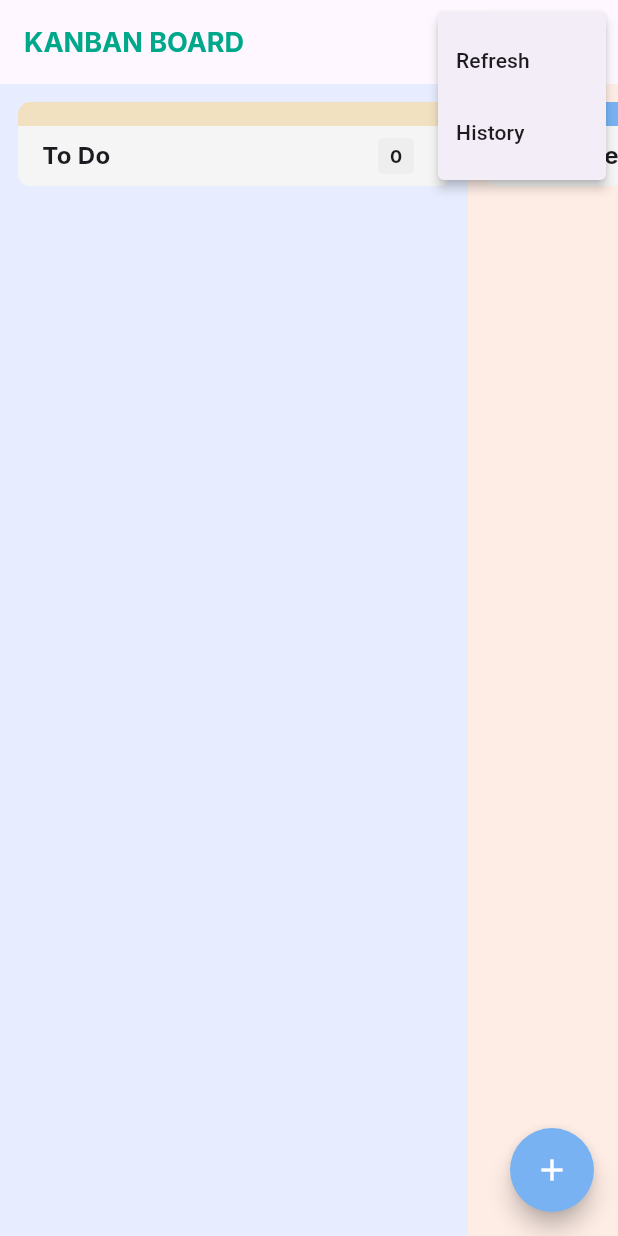
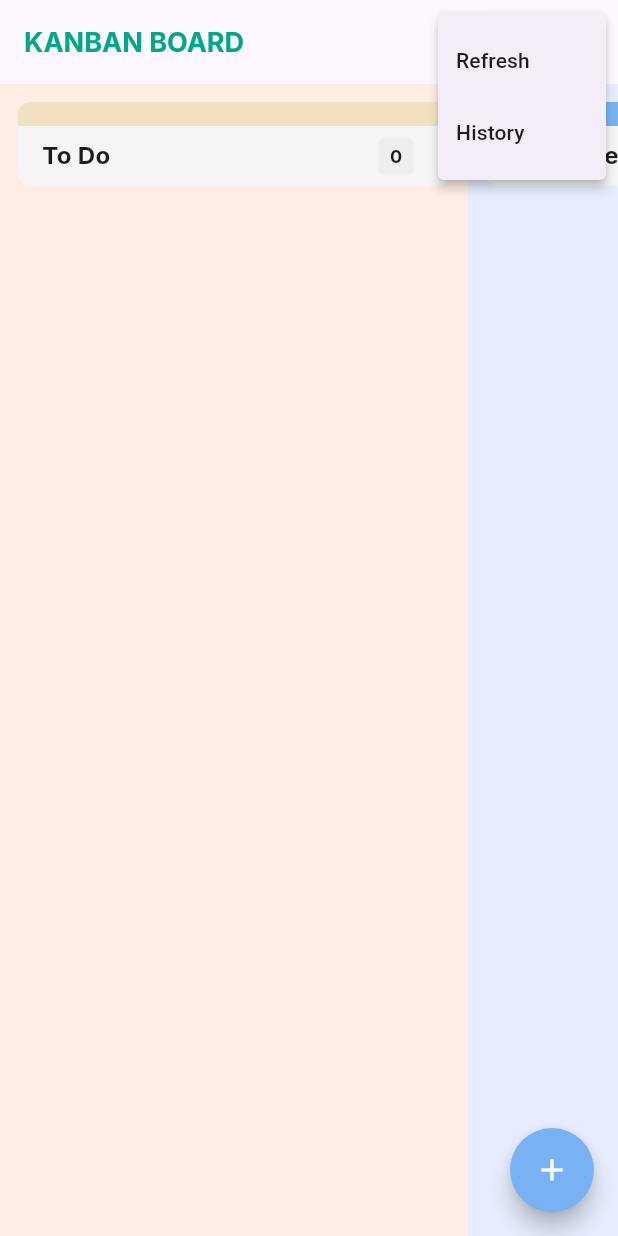
Before and after one commit to derickpinto/flutter_kanban_board, a Flutter app: the screen it shows after launch, after a tap on the "more vert" icon, on a phone screen of 412 x 824 dp. Run offline on Flutter 3.47's test engine with Material 3 defaults, Android fonts, the phone set to English and light mode, and no system bars; our stand-ins replace dio, get, get_it, google_fonts; network calls fail.

```diff
--- a/lib/main.dart
+++ b/lib/main.dart
@@ -2,8 +2,8 @@ import 'package:flutter/material.dart';
 import 'my_app.dart';
 import 'service_injection.dart';
 
-void main() async{
+void main() async {
   WidgetsFlutterBinding.ensureInitialized();
   setupDependencies();
-  runApp(const MyApp());
+  runApp(MyApp());
 }
--- a/lib/my_app.dart
+++ b/lib/my_app.dart
@@ -1,22 +1,17 @@
 import 'package:flutter/material.dart';
 import 'package:get/get.dart';
-import 'views/kanban_board.dart';
-
+import 'utils/routes.dart';
 
 class MyApp extends StatelessWidget {
   const MyApp({super.key});
-
 
   @override
   Widget build(BuildContext context) {
     return GetMaterialApp(
       title: 'Kanban Board',
       debugShowCheckedModeBanner: false,
-      theme: ThemeData(
-        primarySwatch: Colors.blue,
-        visualDensity: VisualDensity.adaptivePlatformDensity,
-      ),
-      home: KanbanBoard(),
+      initialRoute: AppRoutes.kanbanBoard,
+      getPages: AppRoutes.pages,
     );
   }
 }
--- a/lib/network/api_services.dart
+++ b/lib/network/api_services.dart
@@ -1,5 +1,4 @@
 import 'package:dio/dio.dart';
-import 'package:flutter/foundation.dart';
 
 import 'pretty_print.dart';
 
@@ -13,12 +12,11 @@ class DioService {
             validateStatus: (_) => true,
           ),
         ) {
-    if (kDebugMode) {
       dio.interceptors.add(PrettyDioLogger(
         request: true,
         requestBody: true,
+        requestHeader: true,
       ));
-    }
   }
 
   Future<Response> get(String endpoint) async {
--- /dev/null
+++ b/lib/utils/routes.dart
@@ -0,0 +1,34 @@
+// routes.dart
+import 'package:get/get.dart';
+import 'package:kanban_board/views/completed_task_details.dart';
+import 'package:kanban_board/views/completed_tasks.dart';
+import 'package:kanban_board/views/task_details.dart';
+import 'package:kanban_board/models/task.dart';
+
+import '../views/kanban_board.dart';
+
+class AppRoutes {
+  static const String kanbanBoard = '/';
+  static const String taskDetails = '/task-details';
+  static const String completeTaskListing = '/complete-task-listing';
+  static const String completeTaskDetails = '/complete-task-details';
+
+  static final List<GetPage> pages = [
+    GetPage(
+      name: kanbanBoard,
+      page: () => KanbanBoard(),
+    ),
+    GetPage(
+      name: taskDetails,
+      page: () => TaskDetails(task: Get.arguments as Task),
+    ),
+    GetPage(
+      name: completeTaskListing,
+      page: () => const CompletedTasksScreen(),
+    ),
+    GetPage(
+      name: completeTaskDetails,
+      page: () => CompletedTaskDetails(task: Get.arguments as Task),
+    ),
+  ];
+}
--- a/lib/views/completed_tasks.dart
+++ b/lib/views/completed_tasks.dart
@@ -1,9 +1,9 @@
 import 'package:flutter/material.dart';
 import 'package:get/get.dart';
+import 'package:kanban_board/utils/routes.dart';
 import '../controllers/completed_task_controller.dart';
 import '../service_injection.dart';
 import '../widgets/task_card.dart';
-import 'completed_task_details.dart';
 
 class CompletedTasksScreen extends StatelessWidget {
   const CompletedTasksScreen({super.key});
@@ -37,7 +37,7 @@ class CompletedTasksScreen extends StatelessWidget {
                         padding: const EdgeInsets.only(bottom: 12.0),
                         child: GestureDetector(
                           onTap: () {
-                            Get.to(() => CompletedTaskDetails(task: task));
+                            Get.toNamed(AppRoutes.completeTaskDetails,arguments: task);
                           },
                           child: TaskCard(task: task),
                         ),
--- a/lib/views/kanban_board.dart
+++ b/lib/views/kanban_board.dart
@@ -1,6 +1,7 @@
 import 'package:flutter/material.dart';
 import 'package:get/get.dart';
 import 'package:google_fonts/google_fonts.dart';
+import 'package:kanban_board/utils/routes.dart';
 import '../constants/app_color.dart';
 import '../constants/app_string.dart';
 import '../controllers/task_controller.dart';
@@ -10,12 +11,11 @@ import '../widgets/status_header.dart';
 import '../widgets/task_card.dart';
 import '../models/task.dart';
 import 'add_task_modal.dart';
-import 'task_details.dart';
 
 class KanbanBoard extends StatelessWidget {
+  KanbanBoard({super.key});
+
   final TaskController controller = Get.put(getIt<TaskController>());
-
-  KanbanBoard({super.key});
 
   @override
   Widget build(BuildContext context) {
@@ -34,9 +34,9 @@ class KanbanBoard extends StatelessWidget {
         scrollDirection: Axis.horizontal,
         child: Row(
           children: [
-            _buildTaskColumn(AppString.todoState, Colors.blue),
-            _buildTaskColumn(AppString.inProgressState, Colors.orange),
-            _buildTaskColumn(AppString.doneState, Colors.green),
+            _buildTaskColumn(AppString.todoState,Colors.orange, context),
+            _buildTaskColumn(AppString.inProgressState,  Colors.blue, context),
+            _buildTaskColumn(AppString.doneState, Colors.green, context),
           ],
         ),
       ),
@@ -55,9 +55,9 @@ class KanbanBoard extends StatelessWidget {
     );
   }
 
-  Widget _buildTaskColumn(String status, Color color) {
+  Widget _buildTaskColumn(String status, Color color, BuildContext context) {
     return Container(
-      width: Get.width - 100,
+      width: MediaQuery.of(context).size.width - 100,
       padding: const EdgeInsets.all(12.0),
       color: color.withOpacity(0.1),
       child: Column(
@@ -96,9 +96,10 @@ class KanbanBoard extends StatelessWidget {
                           ),
                         ),
                         childWhenDragging: Container(),
+                        // Consider updating this if needed
                         child: GestureDetector(
                           onTap: () {
-                            Get.to(() => TaskDetails(task: task));
+                            Get.toNamed(AppRoutes.taskDetails, arguments: task);
                           },
                           child: Padding(
                             padding: const EdgeInsets.only(bottom: 16.0),
--- a/lib/widgets/appbar_popupmenu.dart
+++ b/lib/widgets/appbar_popupmenu.dart
@@ -1,8 +1,8 @@
 import 'package:flutter/material.dart';
 import 'package:get/get.dart';
+import 'package:kanban_board/utils/routes.dart';
 
 import '../controllers/task_controller.dart';
-import '../views/completed_tasks.dart';
 
 class AppBarPopup extends StatelessWidget {
   const AppBarPopup({super.key});
@@ -17,7 +17,7 @@ class AppBarPopup extends StatelessWidget {
             controller.fetchTasks();
             break;
           case 'History':
-            Get.to(() => const CompletedTasksScreen());
+            Get.toNamed(AppRoutes.completeTaskListing);
             break;
           default:
             break;
```
Also changed, not shown: 1 other file.
